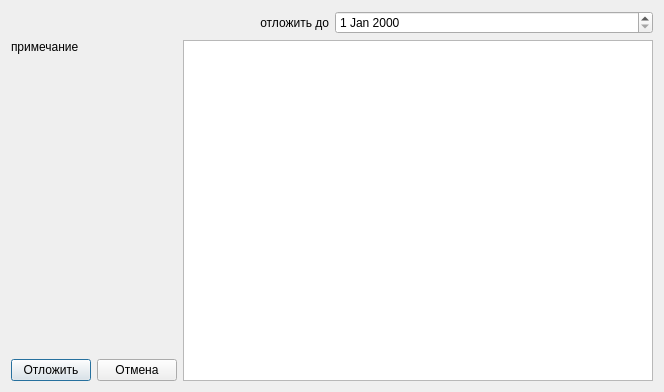
Before: the Qt Designer form src/core/dialogs/dialogaside.ui in Arox/makler, drawn with Qt 5.
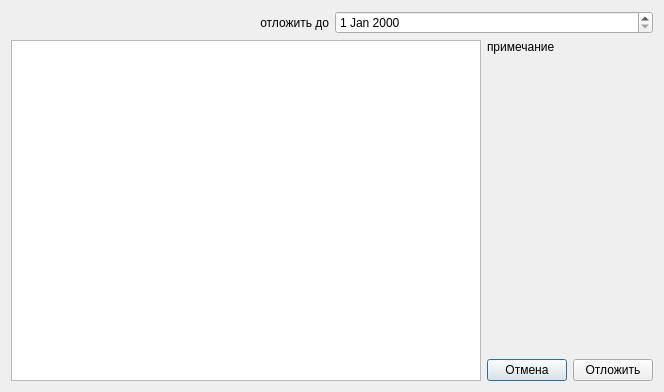
After: the same form once the commit is applied.

The edit to the form file:
```diff
--- a/src/core/dialogs/dialogaside.ui
+++ b/src/core/dialogs/dialogaside.ui
@@ -33,6 +33,9 @@
    </item>
    <item>
     <layout class="QHBoxLayout" name="horizontalLayout_2">
+     <item>
+      <widget class="QPlainTextEdit" name="mpEditor"/>
+     </item>
      <item>
       <layout class="QVBoxLayout" name="verticalLayout">
        <item>
@@ -57,13 +60,6 @@
        </item>
        <item>
         <layout class="QHBoxLayout" name="horizontalLayout_3">
-         <item>
-          <widget class="QPushButton" name="mpButtonAside">
-           <property name="text">
-            <string>Отложить</string>
-           </property>
-          </widget>
-         </item>
          <item>
           <widget class="QPushButton" name="mpButtonCancel">
            <property name="text">
@@ -71,13 +67,17 @@
            </property>
           </widget>
          </item>
+         <item>
+          <widget class="QPushButton" name="mpButtonAside">
+           <property name="text">
+            <string>Отложить</string>
+           </property>
+          </widget>
+         </item>
         </layout>
        </item>
       </layout>
      </item>
-     <item>
-      <widget class="QPlainTextEdit" name="mpEditor"/>
-     </item>
     </layout>
    </item>
   </layout>
```
